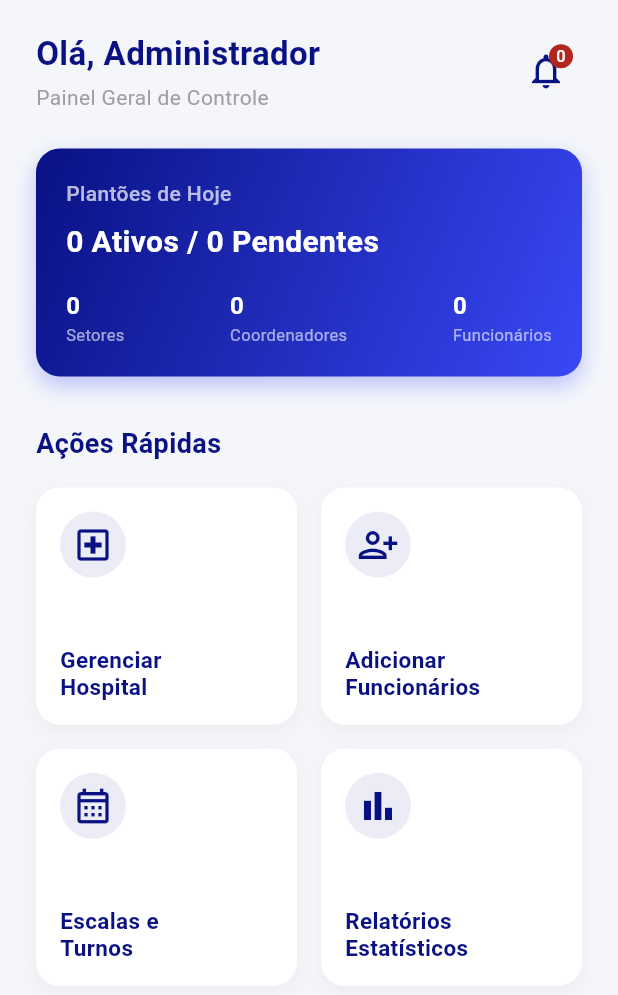
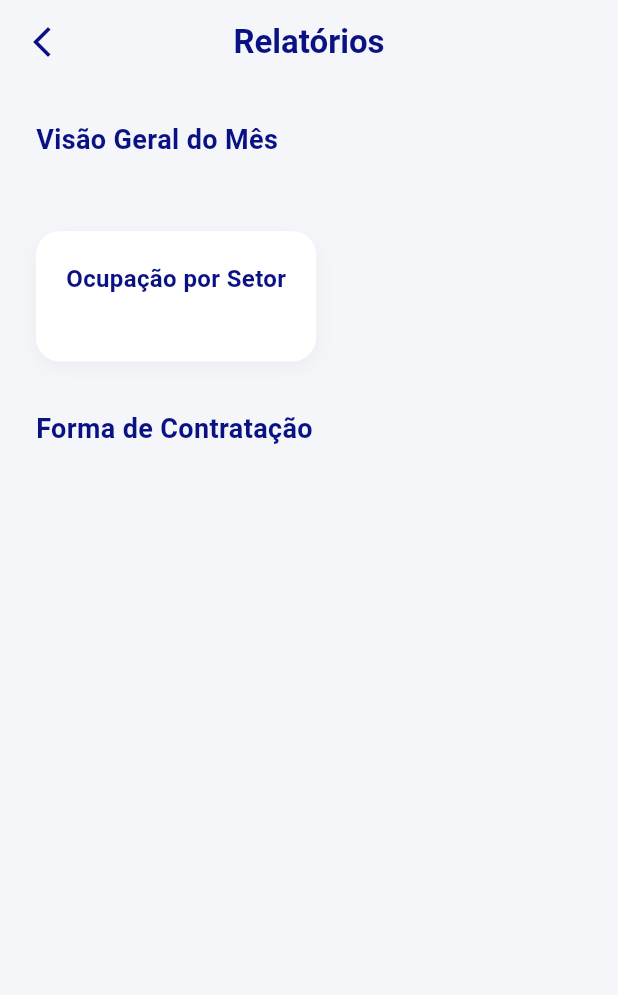
Before and after one commit to EscalaMed/frontend, a Flutter app: the HomeAdmin screen opened directly, after a tap on an icon or button, on a phone screen of 412 x 824 dp. Shown: the top 995 px of the screen. Run offline on Flutter 3.47's test engine with Material 3 defaults, Android fonts, the phone set to English and light mode, and no system bars.

```diff
--- a/lib/screens/home/adm.dart
+++ b/lib/screens/home/adm.dart
@@ -1,7 +1,8 @@
 import 'package:flutter/material.dart';
 import '../../components/card_destaque.dart';
 import '../../components/card_grid_menu.dart';
-import '../pagina_cadastro_funcionarios.dart';
+import 'grid/pagina_cadastro_funcionarios.dart';
+import 'grid/pagina_relatorios.dart';
 
 class HomeAdmin extends StatelessWidget {
   const HomeAdmin({super.key});
@@ -90,7 +91,14 @@ class HomeAdmin extends StatelessWidget {
                     CardGridMenu(
                       icone: Icons.bar_chart_outlined,
                       titulo: 'Relatórios\nEstatísticos',
-                      onTap: () {},
+                      onTap: () {
+                        Navigator.push(
+                          context,
+                          MaterialPageRoute(
+                            builder: (context) => const TelaRelatorios(),
+                          ),
+                        );
+                      },
                     ),
                   ],
                 ),
--- a/lib/screens/pagina_cadastro_funcionarios.dart
+++ b/lib/screens/home/grid/pagina_cadastro_funcionarios.dart
@@ -1,7 +1,7 @@
 import 'package:flutter/material.dart';
-import '../components/campo_texto.dart';
-import '../components/botoes_navegacao.dart';
-import '../components/modal_selecao.dart';
+import '../../../components/campo_texto.dart';
+import '../../../components/botoes_navegacao.dart';
+import '../../../components/modal_selecao.dart';
 
 class PaginaCadastroFuncionarios extends StatefulWidget {
   const PaginaCadastroFuncionarios({super.key});
--- /dev/null
+++ b/lib/screens/home/grid/pagina_relatorios.dart
@@ -0,0 +1,91 @@
+import 'package:flutter/material.dart';
+
+class TelaRelatorios extends StatelessWidget {
+  const TelaRelatorios({super.key});
+
+  @override
+  Widget build(BuildContext context) {
+    const corAzulEscuro = Color.fromARGB(255, 9, 17, 131);
+    const corFundoApp = Color(0xFFF4F6FA);
+
+    return Scaffold(
+      backgroundColor: corFundoApp,
+      appBar: AppBar(
+        backgroundColor: corFundoApp,
+        elevation: 0,
+        leading: IconButton(
+          icon: const Icon(Icons.arrow_back_ios_new, color: corAzulEscuro),
+          onPressed: () => Navigator.pop(context),
+        ),
+        title: const Text(
+          'Relatórios',
+          style: TextStyle(color: corAzulEscuro, fontWeight: FontWeight.bold),
+        ),
+        centerTitle: true,
+      ),
+      body: SingleChildScrollView(
+        padding: const EdgeInsets.all(24.0),
+        child: Column(
+          crossAxisAlignment: CrossAxisAlignment.start,
+          children: [
+            const Text(
+              'Visão Geral do Mês',
+              style: TextStyle(fontSize: 18, fontWeight: FontWeight.bold, color: corAzulEscuro),
+            ),
+            const SizedBox(height: 16),
+
+            Row(
+              children: [
+              ],
+            ),
+            const SizedBox(height: 32),
+
+            Container(
+              padding: const EdgeInsets.all(20),
+              decoration: BoxDecoration(
+                color: Colors.white,
+                borderRadius: BorderRadius.circular(16),
+                boxShadow: [
+                  BoxShadow(
+                    color: Colors.black.withValues(alpha: 0.04),
+                    blurRadius: 10,
+                    offset: const Offset(0, 4),
+                  ),
+                ],
+              ),
+              child: Column(
+                crossAxisAlignment: CrossAxisAlignment.start,
+                children: [
+                  const Text(
+                    'Ocupação por Setor',
+                    style: TextStyle(fontSize: 16, fontWeight: FontWeight.bold, color: corAzulEscuro),
+                  ),
+                  const SizedBox(height: 24),
+                ],
+              ),
+            ),
+            const SizedBox(height: 32),
+
+            const Text(
+              'Forma de Contratação',
+              style: TextStyle(fontSize: 18, fontWeight: FontWeight.bold, color: corAzulEscuro),
+            ),
+            const SizedBox(height: 16),
+            Container(
+              decoration: BoxDecoration(
+                color: Colors.white,
+                borderRadius: BorderRadius.circular(16),
+              ),
+              child: Column(
+                children: [
+
+                ],
+              ),
+            ),
+            const SizedBox(height: 32),
+          ],
+        ),
+      ),
+    );
+  }
+}
--- a/pubspec.yaml
+++ b/pubspec.yaml
@@ -35,6 +35,7 @@ dependencies:
   # Use with the CupertinoIcons class for iOS style icons.
   cupertino_icons: ^1.0.8
   font_awesome_flutter: ^11.0.0
+  intl: ^0.20.2
 
 dev_dependencies:
   flutter_test:
```
Also changed, not shown: pubspec.lock.
